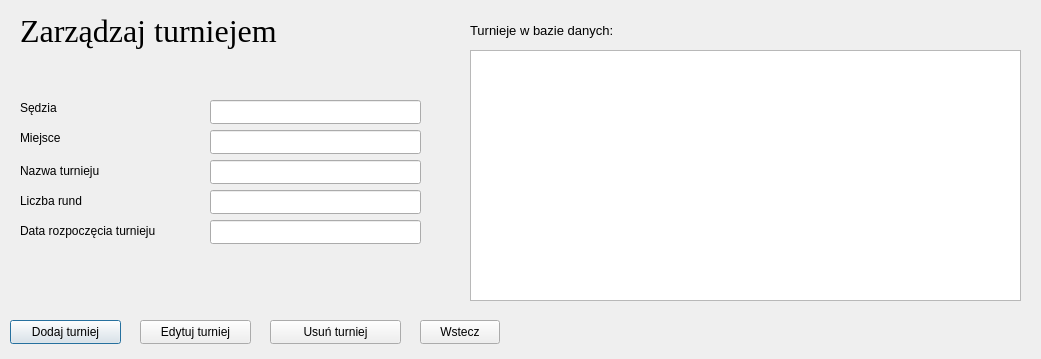
Qt form chess_pairing_program/addtournament.ui (szachiszta/chess-pairing-program) before a commit.
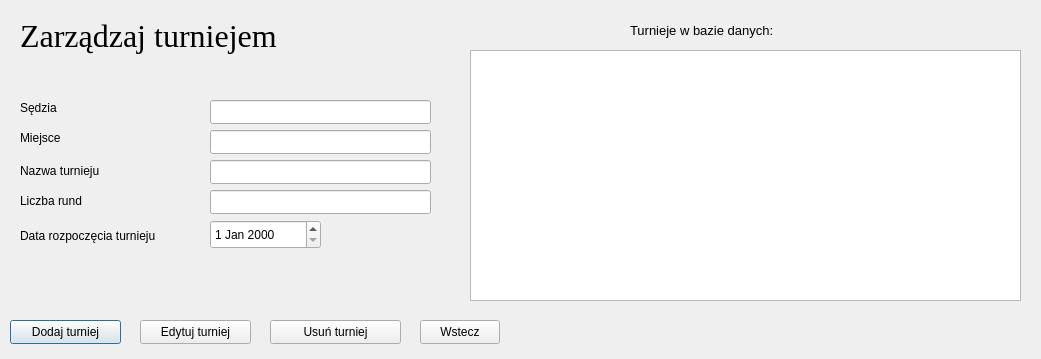
The same form after that commit.

The edit to the form file:
```diff
--- a/chess_pairing_program/addtournament.ui
+++ b/chess_pairing_program/addtournament.ui
@@ -13,25 +13,12 @@
   <property name="windowTitle">
    <string>Dialog</string>
   </property>
-  <widget class="QLineEdit" name="txt_date">
-   <property name="geometry">
-    <rect>
-     <x>210</x>
-     <y>220</y>
-     <width>211</width>
-     <height>24</height>
-    </rect>
-   </property>
-   <property name="text">
-    <string/>
-   </property>
-  </widget>
   <widget class="QLineEdit" name="txt_place">
    <property name="geometry">
     <rect>
      <x>210</x>
      <y>130</y>
-     <width>211</width>
+     <width>221</width>
      <height>24</height>
     </rect>
    </property>
@@ -44,7 +31,7 @@
     <rect>
      <x>210</x>
      <y>190</y>
-     <width>211</width>
+     <width>221</width>
      <height>24</height>
     </rect>
    </property>
@@ -57,7 +44,7 @@
     <rect>
      <x>210</x>
      <y>100</y>
-     <width>211</width>
+     <width>221</width>
      <height>24</height>
     </rect>
    </property>
@@ -70,7 +57,7 @@
     <rect>
      <x>210</x>
      <y>160</y>
-     <width>211</width>
+     <width>221</width>
      <height>24</height>
     </rect>
    </property>
@@ -201,7 +188,7 @@
      <x>20</x>
      <y>220</y>
      <width>181</width>
-     <height>21</height>
+     <height>31</height>
     </rect>
    </property>
    <property name="font">
@@ -271,7 +258,7 @@
   <widget class="QLabel" name="label_6">
    <property name="geometry">
     <rect>
-     <x>470</x>
+     <x>630</x>
      <y>20</y>
      <width>261</width>
      <height>20</height>
@@ -293,7 +280,7 @@
      <x>20</x>
      <y>10</y>
      <width>321</width>
-     <height>41</height>
+     <height>51</height>
     </rect>
    </property>
    <property name="font">
@@ -309,6 +296,16 @@
     <enum>Qt::PlainText</enum>
    </property>
   </widget>
+  <widget class="QDateEdit" name="txt_date">
+   <property name="geometry">
+    <rect>
+     <x>210</x>
+     <y>220</y>
+     <width>111</width>
+     <height>29</height>
+    </rect>
+   </property>
+  </widget>
  </widget>
  <resources/>
  <connections/>
```
